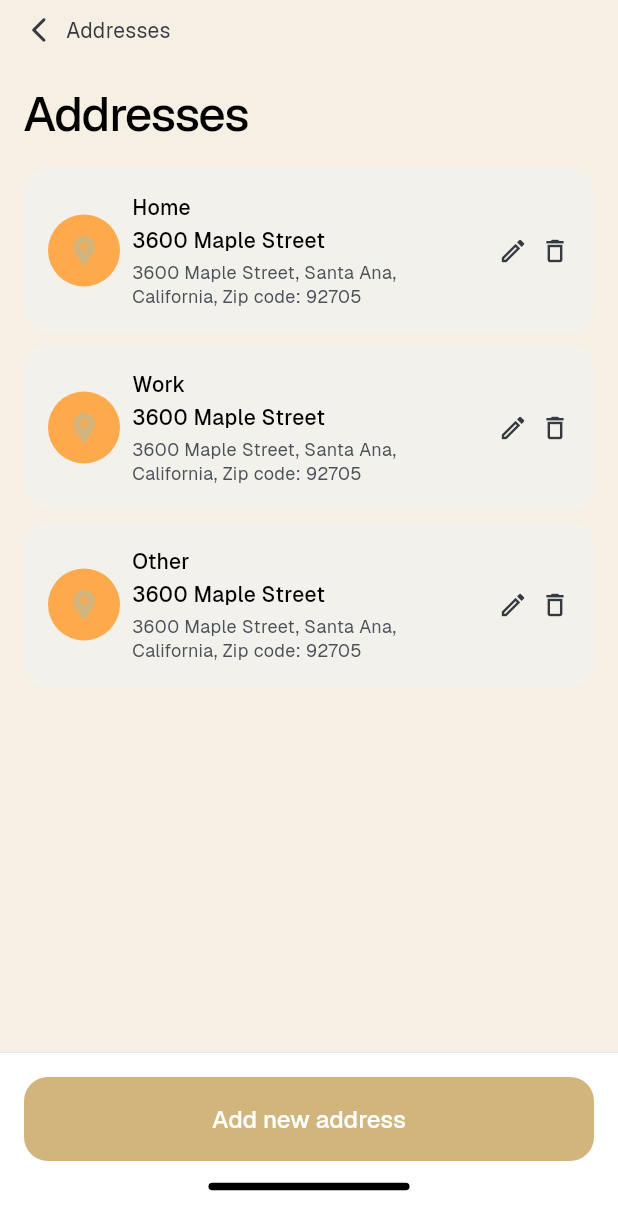
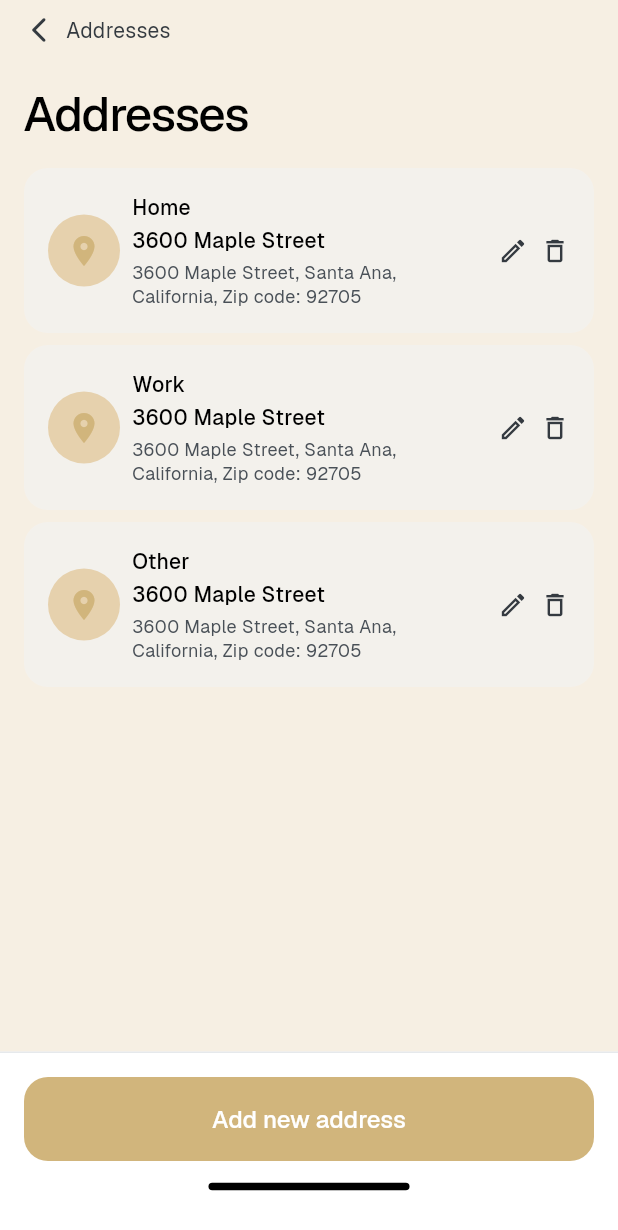
Before and after one commit to sarvarbeksoporboyev8-debug/sweets, a Flutter app: the AddressesScreen screen opened by its route, on a phone screen of 412 x 824 dp. Shown: the top 1230 px of the screen. Run offline on Flutter 3.47's test engine with Material 3 defaults, Android fonts, the phone set to English and light mode, and no system bars; accounts and stored records are empty; project files that could hold a hidden picture were left out.

Commit message:
Replace orange card colors with warm beige gradient
Co-authored-by: sarvarbeksoporboyev8-debug <251588596+sarvarbeksoporboyev8-debug@users.noreply.github.com>

```diff
--- a/lib/constants/colors.dart
+++ b/lib/constants/colors.dart
@@ -27,6 +27,16 @@ class SweetsColors {
   static const Color primaryLighter = Color(0xFFFFA94D); // Legacy primary lighter
   static const Color primaryDark = Color(0xFFF76707); // Legacy primary dark
 
+  // Beige card gradient colors
+  static const Color kCardBeige1 = Color(0xFFF3E6CF); // Light cream
+  static const Color kCardBeige2 = Color(0xFFE6D1AD); // Warm beige
+  static const Color kCardBeige3 = Color(0xFFD9BE8E); // Deeper beige (for depth variation)
+
+  // Text colors for beige cards - ensure high contrast
+  static const Color kCardTextDark = Color(0xFF2B1E16); // Dark brown
+  static const Color kCardTextMedium = Color(0xFF5C4033); // Medium brown
+  static const Color kCardTextLight = Color(0xFF8B7355); // Light brown
+
   // Neutral colors
   static const Color white = Color(0xFFFFFFFF);
   static const Color black = Color(0xFF000000);
--- a/lib/screens/favorites_screen.dart
+++ b/lib/screens/favorites_screen.dart
@@ -90,7 +90,7 @@ class FavoritesScreen extends StatelessWidget {
                               width: 28,
                               height: 28,
                               decoration: BoxDecoration(
-                                color: SweetsColors.primaryLighter,
+                                color: SweetsColors.kCardBeige2,
                                 shape: BoxShape.circle,
                               ),
                               child: const Center(
@@ -101,7 +101,7 @@ class FavoritesScreen extends StatelessWidget {
                                     fontWeight: FontWeight.w400,
                                     fontSize: 14,
                                     height: 20 / 14,
-                                    color: SweetsColors.black,
+                                    color: SweetsColors.kCardTextDark,
                                   ),
                                 ),
                               ),
--- a/lib/widgets/account/address_card.dart
+++ b/lib/widgets/account/address_card.dart
@@ -36,7 +36,7 @@ class AddressCard extends StatelessWidget {
               width: 48,
               height: 48,
               decoration: const BoxDecoration(
-                color: SweetsColors.primaryLighter,
+                color: SweetsColors.kCardBeige2,
                 shape: BoxShape.circle,
               ),
               child: const Icon(
--- a/lib/widgets/account/order_card.dart
+++ b/lib/widgets/account/order_card.dart
@@ -37,7 +37,7 @@ class OrderCard extends StatelessWidget {
               width: 48,
               height: 48,
               decoration: const BoxDecoration(
-                color: SweetsColors.primaryLighter,
+                color: SweetsColors.kCardBeige2,
                 shape: BoxShape.circle,
               ),
               child: const Icon(
--- a/lib/widgets/categories/category_card.dart
+++ b/lib/widgets/categories/category_card.dart
@@ -32,7 +32,7 @@ class CategoryCard extends StatelessWidget {
               decoration: BoxDecoration(
                 color: isSelected
                     ? SweetsColors.primary.withOpacity(0.1)
-                    : const Color(0xFFFFDEBB),
+                    : SweetsColors.kCardBeige2,
                 borderRadius: BorderRadius.circular(16),
                 border: isSelected
                     ? Border.all(
--- a/lib/widgets/checkout/address_selection_card.dart
+++ b/lib/widgets/checkout/address_selection_card.dart
@@ -27,7 +27,7 @@ class AddressSelectionCard extends StatelessWidget {
         padding: const EdgeInsets.all(16),
         decoration: BoxDecoration(
           color: isDefault
-              ? SweetsColors.primaryLighter
+              ? SweetsColors.kCardBeige2
               : SweetsColors.grayLighter.withOpacity(0.5),
           borderRadius: BorderRadius.circular(16),
         ),
--- a/lib/widgets/explore/explore_product_card.dart
+++ b/lib/widgets/explore/explore_product_card.dart
@@ -101,7 +101,7 @@ class ExploreProductCard extends StatelessWidget {
                   vertical: Spacing.xs,
                 ),
                 decoration: BoxDecoration(
-                  color: SweetsColors.primaryLighter,
+                  color: SweetsColors.kCardBeige2,
                   borderRadius: BorderRadius.circular(28),
                 ),
                 child: Text(
@@ -111,7 +111,7 @@ class ExploreProductCard extends StatelessWidget {
                     fontWeight: FontWeight.w400,
                     fontSize: 12,
                     height: 16 / 12,
-                    color: SweetsColors.black,
+                    color: SweetsColors.kCardTextDark,
                   ),
                 ),
               ),
--- a/lib/widgets/home/home_category_pill.dart
+++ b/lib/widgets/home/home_category_pill.dart
@@ -23,7 +23,7 @@ class HomeCategoryPill extends StatelessWidget {
             width: 72,
             height: 72,
             decoration: BoxDecoration(
-              color: const Color(0xFFFFDEBB),
+              color: SweetsColors.kCardBeige2,
               borderRadius: BorderRadius.circular(Spacing.spacing12),
             ),
             child: Center(
--- a/lib/widgets/home/home_product_card.dart
+++ b/lib/widgets/home/home_product_card.dart
@@ -101,7 +101,7 @@ class HomeProductCard extends StatelessWidget {
                   vertical: Spacing.xs,
                 ),
                 decoration: BoxDecoration(
-                  color: SweetsColors.primaryLighter,
+                  color: SweetsColors.kCardBeige2,
                   borderRadius: BorderRadius.circular(28),
                 ),
                 child: Text(
@@ -111,7 +111,7 @@ class HomeProductCard extends StatelessWidget {
                     fontWeight: FontWeight.w400,
                     fontSize: 12,
                     height: 16 / 12,
-                    color: SweetsColors.black,
+                    color: SweetsColors.kCardTextDark,
                   ),
                 ),
               ),
--- a/lib/widgets/product/product_info_section.dart
+++ b/lib/widgets/product/product_info_section.dart
@@ -27,7 +27,7 @@ class ProductInfoSection extends StatelessWidget {
             vertical: Spacing.xs,
           ),
           decoration: BoxDecoration(
-            color: SweetsColors.primaryLighter,
+            color: SweetsColors.kCardBeige2,
             borderRadius: BorderRadius.circular(Spacing.borderRadiusRound),
           ),
           child: Text(
@@ -37,7 +37,7 @@ class ProductInfoSection extends StatelessWidget {
               fontWeight: FontWeight.w400,
               fontSize: 12,
               height: 16 / 12,
-              color: SweetsColors.black,
+              color: SweetsColors.kCardTextDark,
             ),
           ),
         ),
```
Also changed, not shown: lib/constants/gradients.dart (+14 -0 lines), lib/screens/home_screen.dart (+2 -9 lines).
